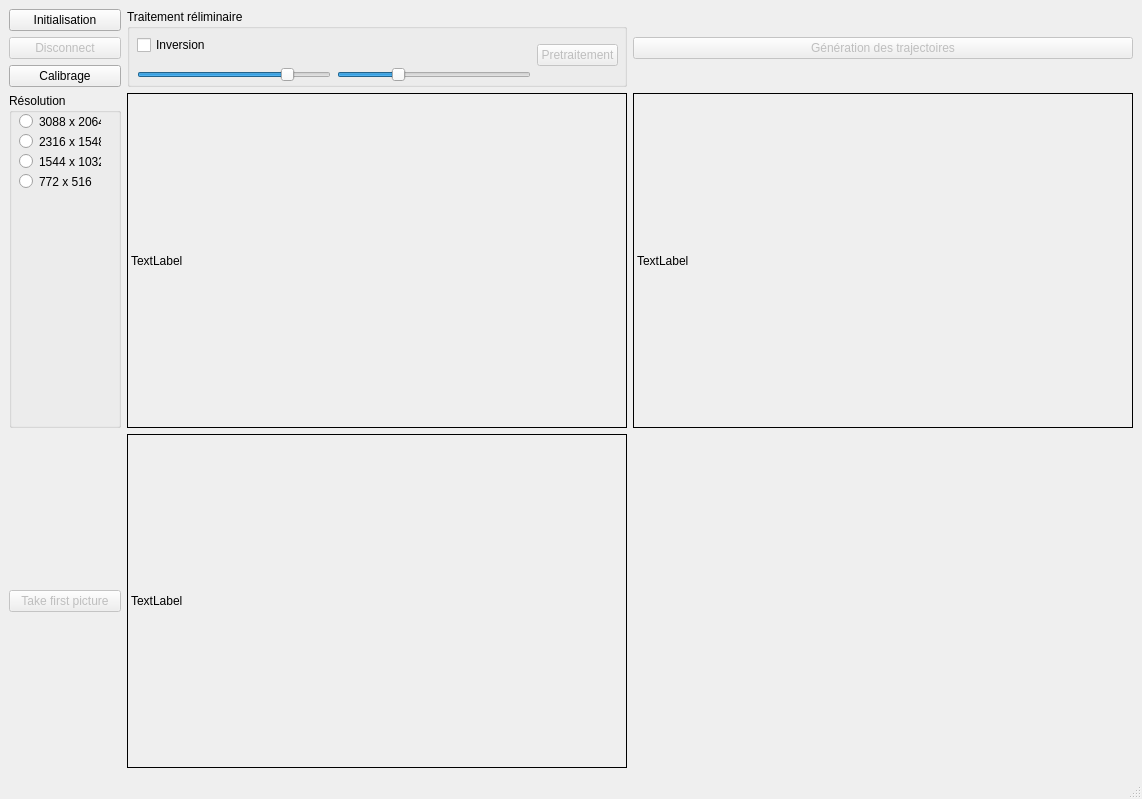
Old version of the form mainwindow.ui in the repository Lotheas/PFE-Vision.
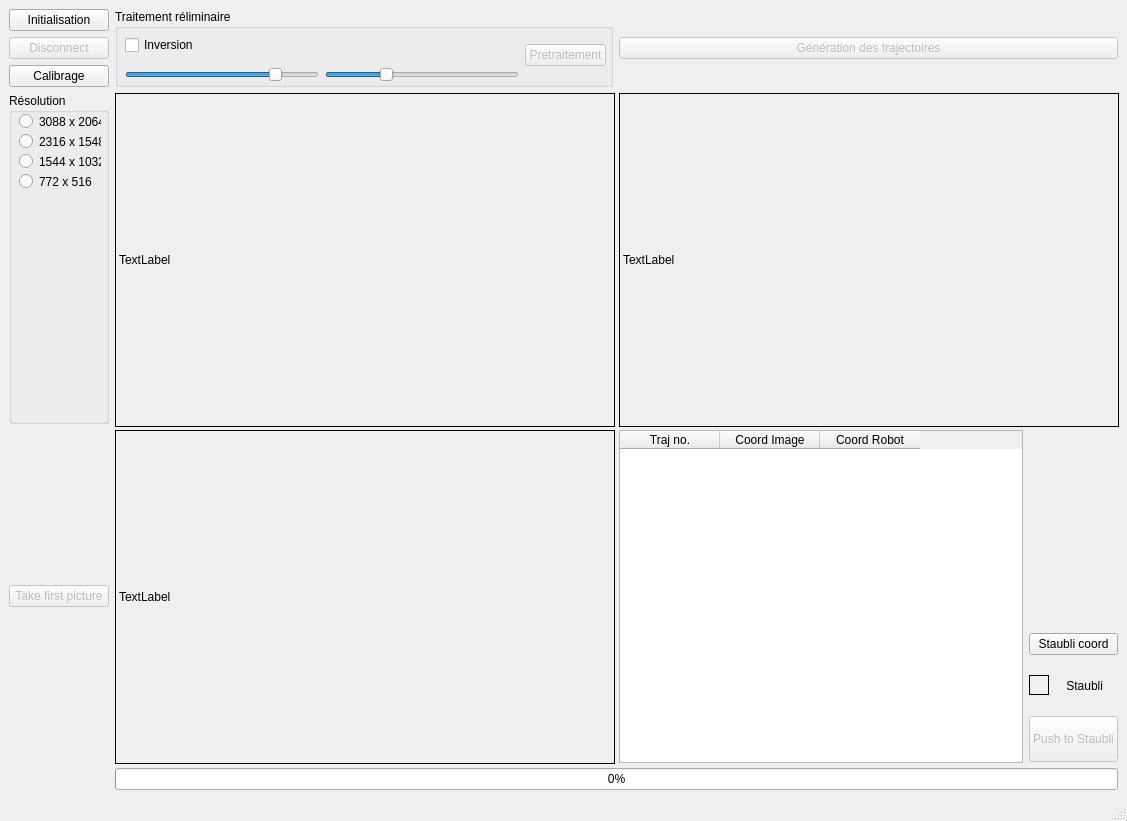
New version of the form.

Commit message: added pxil to mm conversion // Push to staubli function

Patch:
```diff
--- a/mainwindow.ui
+++ b/mainwindow.ui
@@ -6,8 +6,8 @@
    <rect>
     <x>0</x>
     <y>0</y>
-    <width>1142</width>
-    <height>799</height>
+    <width>1127</width>
+    <height>821</height>
    </rect>
   </property>
   <property name="minimumSize">
@@ -21,10 +21,150 @@
   </property>
   <widget class="QWidget" name="centralwidget">
    <layout class="QGridLayout" name="gridLayout">
-    <item row="2" column="0">
-     <widget class="QPushButton" name="btn_calibrage">
+    <item row="4" column="1">
+     <widget class="QLabel" name="lbl_imgRes">
+      <property name="minimumSize">
+       <size>
+        <width>500</width>
+        <height>334</height>
+       </size>
+      </property>
+      <property name="frameShape">
+       <enum>QFrame::Box</enum>
+      </property>
+      <property name="lineWidth">
+       <number>1</number>
+      </property>
       <property name="text">
-       <string>Calibrage</string>
+       <string>TextLabel</string>
+      </property>
+     </widget>
+    </item>
+    <item row="4" column="2">
+     <layout class="QGridLayout" name="gridLayout_3">
+      <item row="2" column="1">
+       <widget class="QLabel" name="lbl_staubli_color">
+        <property name="maximumSize">
+         <size>
+          <width>20</width>
+          <height>20</height>
+         </size>
+        </property>
+        <property name="frameShape">
+         <enum>QFrame::Box</enum>
+        </property>
+        <property name="text">
+         <string/>
+        </property>
+       </widget>
+      </item>
+      <item row="3" column="1" colspan="2">
+       <widget class="QPushButton" name="btn_pushStaubli">
+        <property name="enabled">
+         <bool>false</bool>
+        </property>
+        <property name="minimumSize">
+         <size>
+          <width>0</width>
+          <height>46</height>
+         </size>
+        </property>
+        <property name="text">
+         <string>Push to Staubli</string>
+        </property>
+       </widget>
+      </item>
+      <item row="2" column="2">
+       <widget class="QLabel" name="lbl_staubli_txt">
+        <property name="minimumSize">
+         <size>
+          <width>0</width>
+          <height>49</height>
+         </size>
+        </property>
+        <property name="maximumSize">
+         <size>
+          <width>49</width>
+          <height>16777215</height>
+         </size>
+        </property>
+        <property name="text">
+         <string> Staubli </string>
+        </property>
+        <property name="wordWrap">
+         <bool>true</bool>
+        </property>
+       </widget>
+      </item>
+      <item row="0" column="1" colspan="2">
+       <spacer name="verticalSpacer">
+        <property name="orientation">
+         <enum>Qt::Vertical</enum>
+        </property>
+        <property name="sizeHint" stdset="0">
+         <size>
+          <width>20</width>
+          <height>40</height>
+         </size>
+        </property>
+       </spacer>
+      </item>
+      <item row="0" column="0" rowspan="4">
+       <widget class="QTableWidget" name="table_points">
+        <property name="minimumSize">
+         <size>
+          <width>0</width>
+          <height>333</height>
+         </size>
+        </property>
+        <property name="frameShape">
+         <enum>QFrame::StyledPanel</enum>
+        </property>
+        <property name="alternatingRowColors">
+         <bool>true</bool>
+        </property>
+        <column>
+         <property name="text">
+          <string>Traj no.</string>
+         </property>
+        </column>
+        <column>
+         <property name="text">
+          <string>Coord Image</string>
+         </property>
+        </column>
+        <column>
+         <property name="text">
+          <string>Coord Robot</string>
+         </property>
+        </column>
+       </widget>
+      </item>
+      <item row="1" column="1" colspan="2">
+       <widget class="QPushButton" name="btn_px2mm">
+        <property name="text">
+         <string>Staubli coord</string>
+        </property>
+       </widget>
+      </item>
+     </layout>
+    </item>
+    <item row="3" column="2">
+     <widget class="QLabel" name="lbl_imgPre">
+      <property name="minimumSize">
+       <size>
+        <width>500</width>
+        <height>334</height>
+       </size>
+      </property>
+      <property name="frameShape">
+       <enum>QFrame::Box</enum>
+      </property>
+      <property name="lineWidth">
+       <number>1</number>
+      </property>
+      <property name="text">
+       <string>TextLabel</string>
       </property>
      </widget>
     </item>
@@ -113,10 +253,20 @@
       </property>
      </widget>
     </item>
-    <item row="0" column="0">
-     <widget class="QPushButton" name="btn_init">
+    <item row="1" column="2">
+     <widget class="QPushButton" name="btn_traj">
+      <property name="enabled">
+       <bool>false</bool>
+      </property>
       <property name="text">
-       <string>Initialisation</string>
+       <string>Génération des trajectoires</string>
+      </property>
+     </widget>
+    </item>
+    <item row="2" column="0">
+     <widget class="QPushButton" name="btn_calibrage">
+      <property name="text">
+       <string>Calibrage</string>
       </property>
      </widget>
     </item>
@@ -139,25 +289,6 @@
       </property>
      </widget>
     </item>
-    <item row="3" column="2">
-     <widget class="QLabel" name="lbl_imgPre">
-      <property name="minimumSize">
-       <size>
-        <width>500</width>
-        <height>334</height>
-       </size>
-      </property>
-      <property name="frameShape">
-       <enum>QFrame::Box</enum>
-      </property>
-      <property name="lineWidth">
-       <number>1</number>
-      </property>
-      <property name="text">
-       <string>TextLabel</string>
-      </property>
-     </widget>
-    </item>
     <item row="0" column="1" rowspan="3">
      <widget class="QGroupBox" name="groupBox">
       <property name="minimumSize">
@@ -238,32 +369,17 @@
       </widget>
      </widget>
     </item>
-    <item row="4" column="1">
-     <widget class="QLabel" name="lbl_imgRes">
-      <property name="minimumSize">
-       <size>
-        <width>500</width>
-        <height>334</height>
-       </size>
-      </property>
-      <property name="frameShape">
-       <enum>QFrame::Box</enum>
-      </property>
-      <property name="lineWidth">
-       <number>1</number>
-      </property>
+    <item row="0" column="0">
+     <widget class="QPushButton" name="btn_init">
       <property name="text">
-       <string>TextLabel</string>
+       <string>Initialisation</string>
       </property>
      </widget>
     </item>
-    <item row="1" column="2">
-     <widget class="QPushButton" name="btn_traj">
-      <property name="enabled">
-       <bool>false</bool>
-      </property>
-      <property name="text">
-       <string>Génération des trajectoires</string>
+    <item row="5" column="1" colspan="2">
+     <widget class="QProgressBar" name="progressBar">
+      <property name="value">
+       <number>0</number>
       </property>
      </widget>
     </item>
```
The commit also changes 6 other files.
